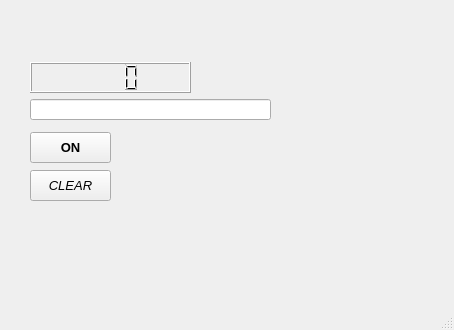
Before: the Qt Designer form mainwindow.ui in GuilleFrance/Compu3_Qt, drawn with Qt 5.
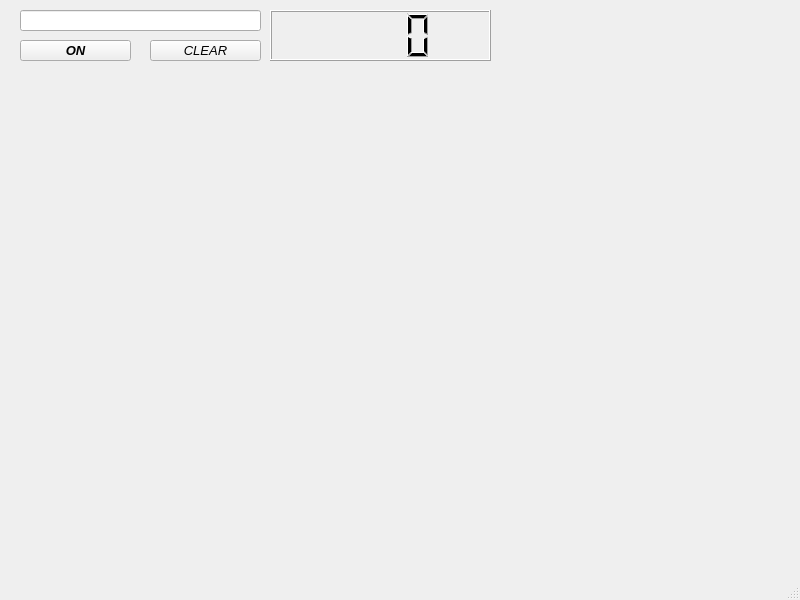
After: the same form once the commit is applied.

Patch:
```diff
--- a/mainwindow.ui
+++ b/mainwindow.ui
@@ -6,8 +6,8 @@
    <rect>
     <x>0</x>
     <y>0</y>
-    <width>454</width>
-    <height>330</height>
+    <width>800</width>
+    <height>600</height>
    </rect>
   </property>
   <property name="windowTitle">
@@ -17,16 +17,17 @@
    <widget class="QPushButton" name="pushButton">
     <property name="geometry">
      <rect>
-      <x>30</x>
-      <y>132</y>
-      <width>81</width>
-      <height>31</height>
+      <x>20</x>
+      <y>40</y>
+      <width>111</width>
+      <height>21</height>
      </rect>
     </property>
     <property name="font">
      <font>
       <pointsize>10</pointsize>
       <weight>75</weight>
+      <italic>true</italic>
       <bold>true</bold>
      </font>
     </property>
@@ -37,10 +38,10 @@
    <widget class="QPushButton" name="pushButton_2">
     <property name="geometry">
      <rect>
-      <x>30</x>
-      <y>170</y>
-      <width>81</width>
-      <height>31</height>
+      <x>150</x>
+      <y>40</y>
+      <width>111</width>
+      <height>21</height>
      </rect>
     </property>
     <property name="font">
@@ -58,8 +59,8 @@
    <widget class="QLineEdit" name="lineEdit">
     <property name="geometry">
      <rect>
-      <x>30</x>
-      <y>99</y>
+      <x>20</x>
+      <y>10</y>
       <width>241</width>
       <height>21</height>
      </rect>
@@ -73,10 +74,10 @@
    <widget class="QLCDNumber" name="lcdNumber">
     <property name="geometry">
      <rect>
-      <x>30</x>
-      <y>62</y>
-      <width>161</width>
-      <height>31</height>
+      <x>270</x>
+      <y>10</y>
+      <width>221</width>
+      <height>51</height>
      </rect>
     </property>
     <property name="font">
@@ -88,6 +89,16 @@
      <number>4</number>
     </property>
    </widget>
+   <widget class="QWidget" name="widget" native="true">
+    <property name="geometry">
+     <rect>
+      <x>20</x>
+      <y>80</y>
+      <width>760</width>
+      <height>450</height>
+     </rect>
+    </property>
+   </widget>
   </widget>
   <widget class="QMenuBar" name="menubar">
    <property name="geometry">
```
Left out of the diff: 2 changed lines with no effect on the pictures.
